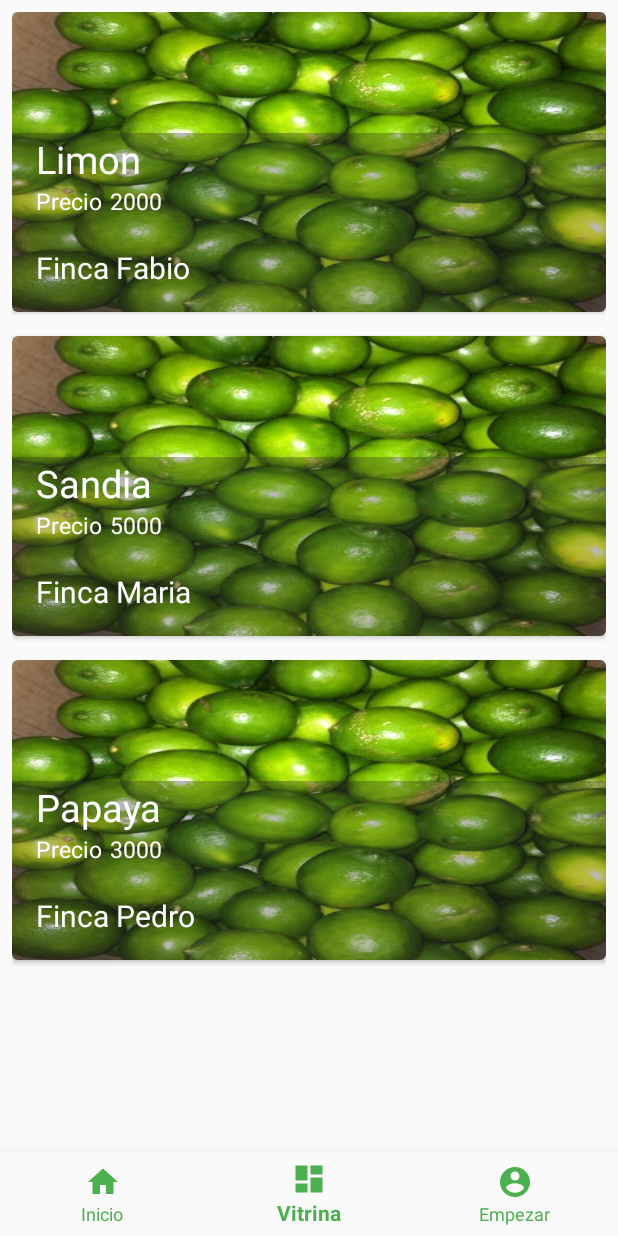
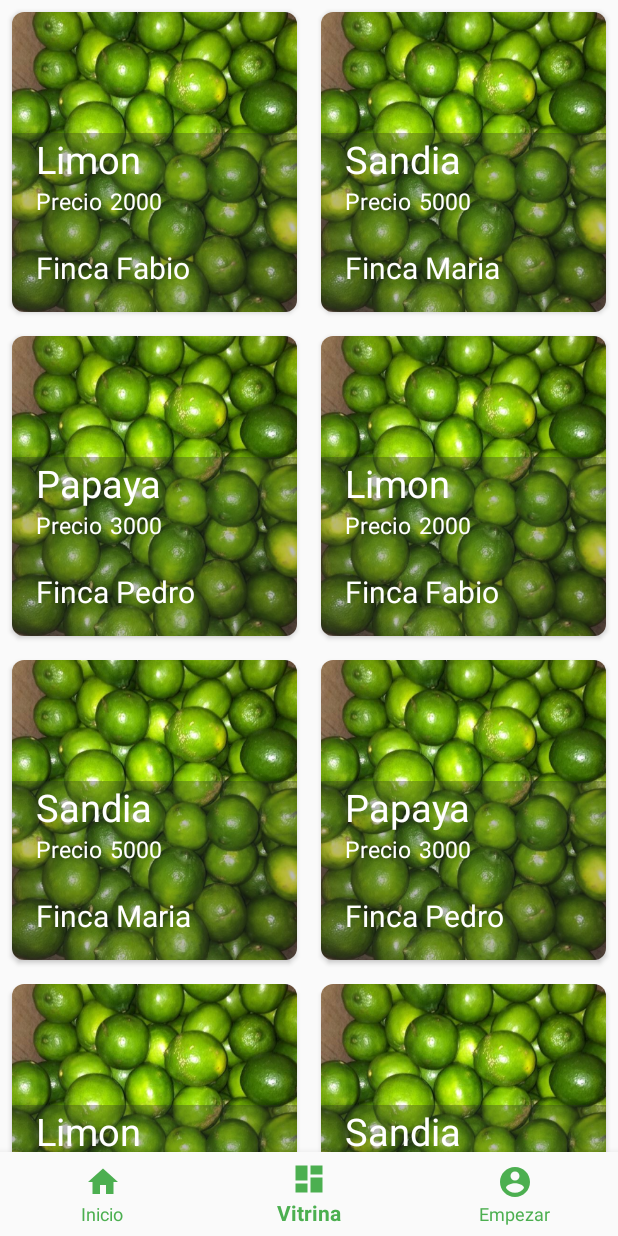
Before and after one commit to FabioGeney/ProyectoDeGrado, an Android app: the screen it shows after launch (BottomActivity), item 2 of the bottom bar chosen, on a phone screen of 412 x 824 dp. Run offline under Robolectric (Android 15) with nearby library versions, the phone set to English and light mode, and no system bars.

Commit message:
GridLayoutManager
Se cambió a grid y otros pequeños detalles

```diff
--- a/merkatdillo-master/app/src/main/java/com/proyecto/marketdillo/fragments/VitrinaFragment.java
+++ b/merkatdillo-master/app/src/main/java/com/proyecto/marketdillo/fragments/VitrinaFragment.java
@@ -3,6 +3,7 @@ package com.proyecto.marketdillo.fragments;
 
 import android.os.Bundle;
 import android.support.v4.app.Fragment;
+import android.support.v7.widget.GridLayoutManager;
 import android.support.v7.widget.LinearLayoutManager;
 import android.support.v7.widget.RecyclerView;
 import android.view.LayoutInflater;
@@ -31,10 +32,10 @@ public class VitrinaFragment extends Fragment {
         View view = inflater.inflate(R.layout.fragment_vitrina, container, false);
         RecyclerView imagenesRecycler = (RecyclerView) view.findViewById(R.id.imagenRecycler);
 
-        LinearLayoutManager linearLayoutManager = new LinearLayoutManager(getContext());
-        linearLayoutManager.setOrientation(LinearLayoutManager.VERTICAL);
+        GridLayoutManager gridLayoutManager = new GridLayoutManager(getContext(), 2);
+        gridLayoutManager.setOrientation(GridLayoutManager.VERTICAL);
 
-        imagenesRecycler.setLayoutManager(linearLayoutManager);
+        imagenesRecycler.setLayoutManager(gridLayoutManager);
 
         ImagenAdapter imagenAdapter = new ImagenAdapter(getImagenes(), R.layout.cardview_ima, getActivity());
 
@@ -48,6 +49,18 @@ public class VitrinaFragment extends Fragment {
         imagenes.add(new ImagenCard("https://www.educationquizzes.com/library/KS3-Geography/river-1-1.jpg", "Limon", "2000", "Finca Fabio"));
         imagenes.add(new ImagenCard("https://www.educationquizzes.com/library/KS3-Geography/river-1-1.jpg", "Sandia", "5000", "Finca Maria"));
         imagenes.add(new ImagenCard("https://www.educationquizzes.com/library/KS3-Geography/river-1-1.jpg", "Papaya", "3000", "Finca Pedro"));
+        imagenes.add(new ImagenCard("https://www.educationquizzes.com/library/KS3-Geography/river-1-1.jpg", "Limon", "2000", "Finca Fabio"));
+        imagenes.add(new ImagenCard("https://www.educationquizzes.com/library/KS3-Geography/river-1-1.jpg", "Sandia", "5000", "Finca Maria"));
+        imagenes.add(new ImagenCard("https://www.educationquizzes.com/library/KS3-Geography/river-1-1.jpg", "Papaya", "3000", "Finca Pedro"));
+        imagenes.add(new ImagenCard("https://www.educationquizzes.com/library/KS3-Geography/river-1-1.jpg", "Limon", "2000", "Finca Fabio"));
+        imagenes.add(new ImagenCard("https://www.educationquizzes.com/library/KS3-Geography/river-1-1.jpg", "Sandia", "5000", "Finca Maria"));
+        imagenes.add(new ImagenCard("https://www.educationquizzes.com/library/KS3-Geography/river-1-1.jpg", "Papaya", "3000", "Finca Pedro"));
+        imagenes.add(new ImagenCard("https://www.educationquizzes.com/library/KS3-Geography/river-1-1.jpg", "Limon", "2000", "Finca Fabio"));
+        imagenes.add(new ImagenCard("https://www.educationquizzes.com/library/KS3-Geography/river-1-1.jpg", "Sandia", "5000", "Finca Maria"));
+        imagenes.add(new ImagenCard("https://www.educationquizzes.com/library/KS3-Geography/river-1-1.jpg", "Papaya", "3000", "Finca Pedro"));
+        imagenes.add(new ImagenCard("https://www.educationquizzes.com/library/KS3-Geography/river-1-1.jpg", "Limon", "2000", "Finca Fabio"));
+        imagenes.add(new ImagenCard("https://www.educationquizzes.com/library/KS3-Geography/river-1-1.jpg", "Sandia", "5000", "Finca Maria"));
+        imagenes.add(new ImagenCard("https://www.educationquizzes.com/library/KS3-Geography/river-1-1.jpg", "Papaya", "3000", "Finca Pedro"));
         return imagenes;
     }
 
--- a/merkatdillo-master/app/src/main/res/layout/cardview_ima.xml
+++ b/merkatdillo-master/app/src/main/res/layout/cardview_ima.xml
@@ -6,7 +6,10 @@
     android:layout_width="match_parent"
     android:layout_height="@dimen/height_cardview"
     cardview:cardCornerRadius="@dimen/cornerradio"
-    android:layout_marginBottom="@dimen/activity_vertical_margin">
+    android:layout_marginTop="@dimen/activity_margin"
+    android:layout_marginLeft="@dimen/activity_margin"
+    android:layout_marginRight="@dimen/activity_margin"
+    android:layout_marginBottom="@dimen/activity_margin">
 
     <FrameLayout
         android:layout_width="match_parent"
@@ -26,6 +29,7 @@
             android:orientation="vertical"
             android:layout_gravity="bottom"
             android:paddingLeft="@dimen/activity_vertical_margin"
+            android:paddingRight="16dp"
             android:paddingBottom="@dimen/activity_vertical_margin"
             android:background="@color/backgroundtext_card">
 
--- a/merkatdillo-master/app/src/main/res/layout/fragment_vitrina.xml
+++ b/merkatdillo-master/app/src/main/res/layout/fragment_vitrina.xml
@@ -10,12 +10,6 @@
     <android.support.constraint.ConstraintLayout
         android:layout_width="match_parent"
         android:layout_height="match_parent"
-        android:layout_marginStart="8dp"
-        android:layout_marginLeft="8dp"
-        android:layout_marginTop="8dp"
-        android:layout_marginEnd="8dp"
-        android:layout_marginRight="8dp"
-        android:layout_marginBottom="8dp"
         app:layout_behavior="@string/appbar_scrolling_view_behavior"
         app:layout_constraintBottom_toBottomOf="parent"
         app:layout_constraintEnd_toEndOf="parent"
--- a/merkatdillo-master/app/src/main/res/values/dimens.xml
+++ b/merkatdillo-master/app/src/main/res/values/dimens.xml
@@ -2,6 +2,7 @@
     <!-- Default screen margins, per the Android Design guidelines. -->
     <dimen name="activity_horizontal_margin">16dp</dimen>
     <dimen name="activity_vertical_margin">16dp</dimen>
+    <dimen name="activity_margin">8dp</dimen>
     <dimen name="nav_header_vertical_spacing">8dp</dimen>
     <dimen name="nav_header_height">176dp</dimen>
     <dimen name="fab_margin">16dp</dimen>
@@ -11,5 +12,5 @@
     <dimen name="tamañotextocard">25sp</dimen>
     <dimen name="tamañotextocard2">15sp</dimen>
     <dimen name="height_cardview">200dp</dimen>
-    <dimen name="cornerradio">4dp</dimen>
+    <dimen name="cornerradio">8dp</dimen>
 </resources>
```
